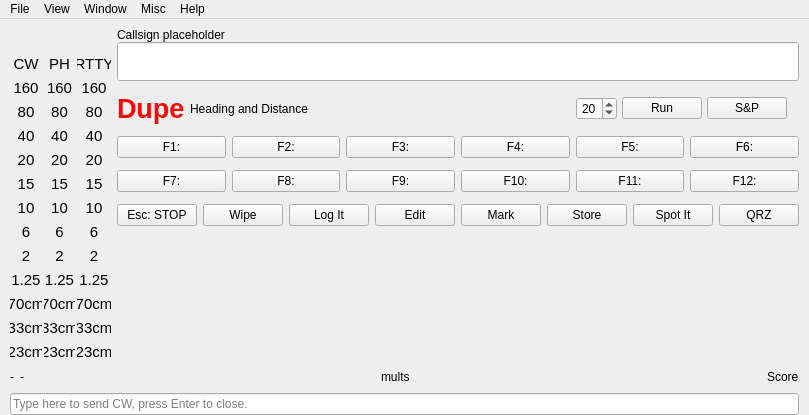
kyleboyle/not1mm, file not1mm/data/main.ui: the form before one commit.
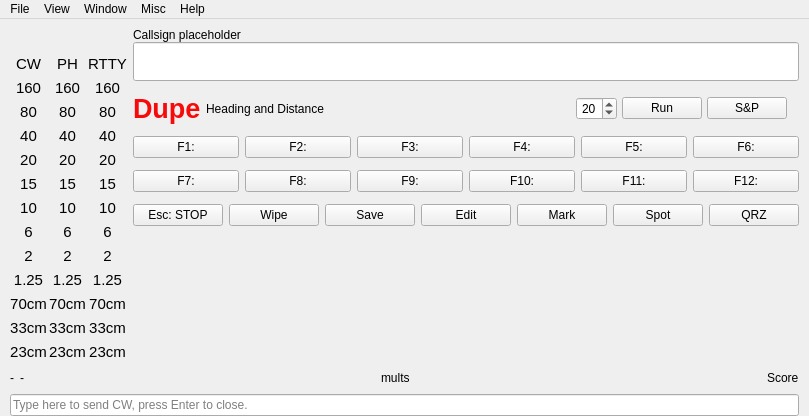
The form after the commit. Icons and pictures are not drawn.

Commit message: command buttons and bandmap fix

Diff of the .ui file:
```diff
--- a/not1mm/data/main.ui
+++ b/not1mm/data/main.ui
@@ -10,7 +10,7 @@
     <x>0</x>
     <y>0</y>
     <width>809</width>
-    <height>403</height>
+    <height>416</height>
    </rect>
   </property>
   <property name="sizePolicy">
@@ -1064,7 +1064,7 @@
                 <enum>Qt::NoFocus</enum>
                </property>
                <property name="text">
-                <string>Log It</string>
+                <string>Save</string>
                </property>
               </widget>
              </item>
@@ -1094,22 +1094,12 @@
                 <enum>Qt::NoFocus</enum>
                </property>
                <property name="text">
-                <string>Store</string>
+                <string>Spot</string>
                </property>
               </widget>
              </item>
              <item>
-              <widget class="QPushButton" name="spot_it">
-               <property name="focusPolicy">
-                <enum>Qt::NoFocus</enum>
-               </property>
-               <property name="text">
-                <string>Spot It</string>
-               </property>
-              </widget>
-             </item>
-             <item>
-              <widget class="QPushButton" name="qrz">
+              <widget class="QPushButton" name="button_cmd_qrz">
                <property name="focusPolicy">
                 <enum>Qt::NoFocus</enum>
                </property>
```
Left out of the diff: 21 changed lines with no effect on the pictures. The commit also changes 4 other files.
